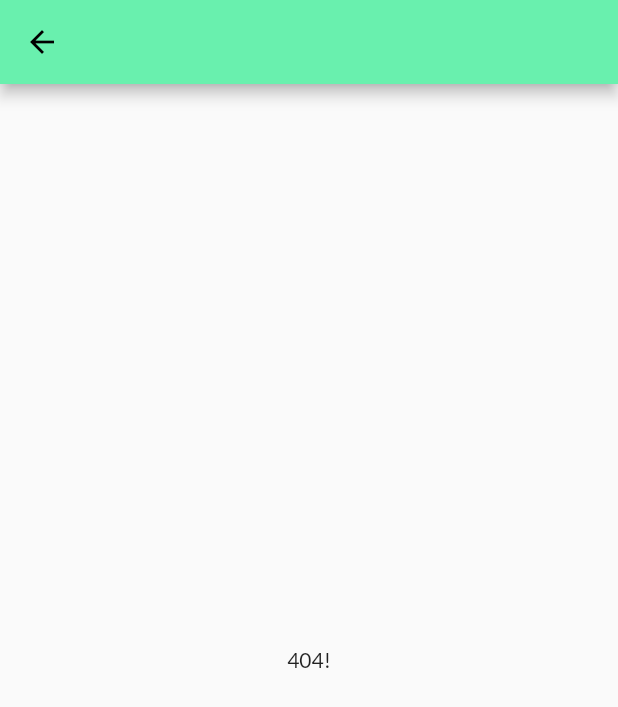
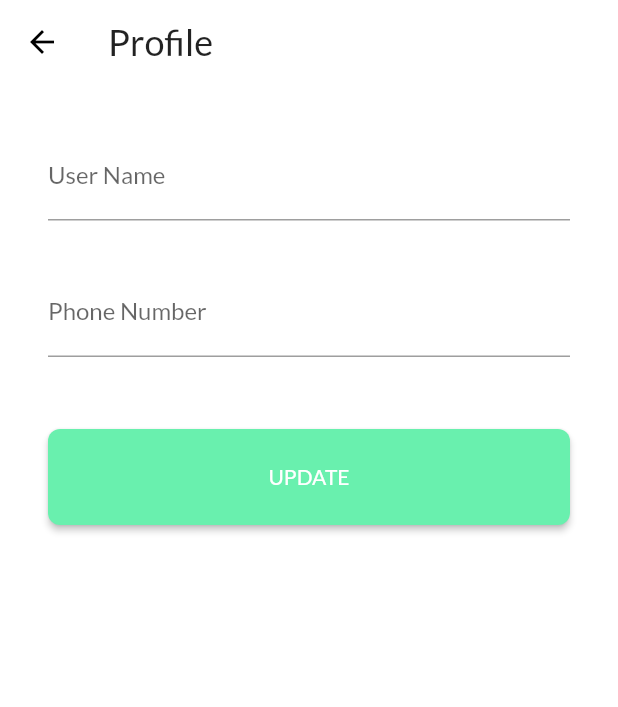
Before and after one commit to kayzkenny/cabify, a Flutter app: the screen it shows once a user with an empty profile is signed in, after a tap on the "menu" icon, after a tap on "Kenny", on a phone screen of 412 x 824 dp. Shown: the top 707 px of the screen. Run offline on Flutter 3.47's test engine with Material 2 defaults, Android fonts, the phone set to English and light mode, and no system bars; our stand-ins replace cloud_firestore, connectivity, firebase_auth, firebase_core, flutter_riverpod, geolocator and 2 more; missing offline and left inert: flutter_polyline_points; accounts and stored records are empty.

Commit message:
feat: update profile

```diff
--- a/lib/main.dart
+++ b/lib/main.dart
@@ -6,6 +6,7 @@ import 'package:cabify/pages/unknown_page.dart';
 import 'package:google_fonts/google_fonts.dart';
 import 'package:cabify/providers/app_provider.dart';
 import 'package:cabify/pages/search/search_page.dart';
+import 'package:cabify/pages/profile/profile_page.dart';
 import 'package:flutter_riverpod/flutter_riverpod.dart';
 import 'package:cabify/pages/authenticate/login_page.dart';
 import 'package:cabify/pages/authenticate/signup_page.dart';
@@ -53,6 +54,10 @@ class App extends ConsumerWidget {
             return MaterialPageRoute(builder: (context) => RequestCabPage());
           }
 
+          if (settings.name == '/profile') {
+            return MaterialPageRoute(builder: (context) => ProfilePage());
+          }
+
           return MaterialPageRoute(builder: (context) => UnknownPage());
         },
       ),
--- a/lib/models/user_data_model.dart
+++ b/lib/models/user_data_model.dart
@@ -3,18 +3,21 @@ class UserData {
   final String email;
   final String username;
   final String avatarURL;
+  final String phoneNumber;
 
   UserData({
     this.uid,
     this.email,
     this.username,
     this.avatarURL,
+    this.phoneNumber,
   });
 
   /// Convert userData to map such as a firestore document
   Map<String, dynamic> toMap() {
     return {
       'username': username,
+      'phoneNumber': phoneNumber,
     };
   }
 
@@ -30,12 +33,14 @@ class UserData {
     final String email = data['email'];
     final String username = data['username'];
     final String avatarURL = data['avatarURL'];
+    final String phoneNumber = data['phoneNumber'];
 
     return UserData(
       email: email,
       uid: documentId,
       username: username ?? null,
       avatarURL: avatarURL ?? null,
+      phoneNumber: phoneNumber ?? null,
     );
   }
 }
--- a/lib/pages/home/home_drawer.dart
+++ b/lib/pages/home/home_drawer.dart
@@ -22,11 +22,6 @@ class HomeDrawer extends StatelessWidget {
                 decoration: BoxDecoration(color: Colors.white),
                 child: Row(
                   children: [
-                    // Image.asset(
-                    //   'images/user_icon.png',
-                    //   height: 60,
-                    //   width: 60,
-                    // ),
                     Icon(
                       Icons.person_rounded,
                       size: 60.0,
@@ -41,10 +36,7 @@ class HomeDrawer extends StatelessWidget {
                         children: [
                           Text(
                             'Kenny',
-                            style: TextStyle(
-                              fontSize: 20,
-                              fontFamily: 'Brand-Bold',
-                            ),
+                            style: TextStyle(fontSize: 20),
                             overflow: TextOverflow.clip,
                           ),
                           SizedBox(height: 4),
--- a/lib/pages/home/home_page.dart
+++ b/lib/pages/home/home_page.dart
@@ -1,5 +1,7 @@
 import 'dart:async';
 
+import 'package:cabify/providers/appstate_provider.dart';
+import 'package:cabify/providers/database_provider.dart';
 import 'package:flutter/material.dart';
 import 'package:geolocator/geolocator.dart';
 import 'package:cabify/shared/constants.dart';
@@ -47,6 +49,17 @@ class _HomePageState extends State<HomePage> {
     }
   }
 
+  Future<void> setCurrentUserData() async {
+    final currentUserdata = await context.read(databaseProvider).userDataFuture;
+    context.read(appStateProvider).updateCurrentUserData(currentUserdata);
+  }
+
+  @override
+  void initState() {
+    super.initState();
+    setCurrentUserData();
+  }
+
   @override
   Widget build(BuildContext context) {
     return Scaffold(
--- /dev/null
+++ b/lib/pages/profile/profile_page.dart
@@ -0,0 +1,125 @@
+import 'package:cabify/models/user_data_model.dart';
+import 'package:flutter/material.dart';
+import 'package:flutter_riverpod/flutter_riverpod.dart';
+import 'package:cabify/providers/database_provider.dart';
+
+class ProfilePage extends ConsumerWidget {
+  @override
+  Widget build(BuildContext context, ScopedReader watch) {
+    final userDataStream = watch(userDataProvider);
+
+    return userDataStream.when(
+      data: (userData) => ProfileForm(userData: userData),
+      loading: () => const Center(child: CircularProgressIndicator()),
+      error: (error, stack) => Scaffold(
+        body: Center(
+          child: Text('Something went wrong'),
+        ),
+      ),
+    );
+  }
+}
+
+class ProfileForm extends StatefulWidget {
+  ProfileForm({this.userData, Key key}) : super(key: key);
+
+  final UserData userData;
+
+  @override
+  _ProfileFormState createState() => _ProfileFormState();
+}
+
+class _ProfileFormState extends State<ProfileForm> {
+  final _formKey = GlobalKey<FormState>();
+  final snackBar = SnackBar(
+    content: Text('Profile Updated'),
+    backgroundColor: Colors.brown[700],
+  );
+  final _scaffoldKey = new GlobalKey<ScaffoldState>();
+
+  bool loading = false;
+  String username = "";
+  String phoneNumber = "";
+
+  Future<void> updateUserData(UserData userData) async {
+    await context.read(databaseProvider).updateUserData(userData: userData);
+  }
+
+  @override
+  Widget build(BuildContext context) {
+    return Scaffold(
+      key: _scaffoldKey,
+      appBar: AppBar(
+        title: Text(
+          'Profile',
+          style: Theme.of(context).textTheme.headline5,
+        ),
+        backgroundColor: Colors.white,
+        elevation: 0.0,
+      ),
+      backgroundColor: Colors.white,
+      body: SafeArea(
+        child: SingleChildScrollView(
+          padding: const EdgeInsets.all(32.0),
+          child: Form(
+            key: _formKey,
+            child: Column(
+              crossAxisAlignment: CrossAxisAlignment.stretch,
+              children: [
+                TextFormField(
+                  decoration: InputDecoration(
+                    labelText: 'User Name',
+                    hintText: 'User Name',
+                  ),
+                  keyboardType: TextInputType.name,
+                  validator: (value) => value.isEmpty ? 'User Name' : null,
+                  onChanged: (value) => setState(() => username = value),
+                  initialValue: widget.userData?.username ?? "",
+                ),
+                SizedBox(height: 32.0),
+                TextFormField(
+                  decoration: InputDecoration(
+                    labelText: 'Phone Number',
+                    hintText: 'Phone Number',
+                  ),
+                  keyboardType: TextInputType.name,
+                  validator: (value) => value.isEmpty ? 'Phone Number' : null,
+                  onChanged: (value) => setState(() => phoneNumber = value),
+                  initialValue: widget.userData?.phoneNumber ?? "",
+                ),
+                SizedBox(height: 48.0),
+                SizedBox(
+                  height: 64.0,
+                  child: RaisedButton(
+                    shape: RoundedRectangleBorder(
+                      borderRadius: BorderRadius.circular(8.0),
+                    ),
+                    onPressed: () {
+                      if (_formKey.currentState.validate()) {
+                        UserData _formUserData = UserData(
+                          username: username,
+                          phoneNumber: phoneNumber,
+                        );
+                        updateUserData(_formUserData);
+                        // _scaffoldKey.currentState.showSnackBar(snackBar);
+                        print('-----------------------');
+                        print(username);
+                      }
+                    },
+                    child: Text(
+                      "UPDATE",
+                      style: TextStyle(color: Colors.white),
+                    ),
+                    elevation: 2.0,
+                    color: Colors.greenAccent,
+                    textColor: Colors.white,
+                  ),
+                ),
+              ],
+            ),
+          ),
+        ),
+      ),
+    );
+  }
+}
--- a/lib/providers/appstate_provider.dart
+++ b/lib/providers/appstate_provider.dart
@@ -1,3 +1,4 @@
+import 'package:cabify/models/user_data_model.dart';
 import 'package:flutter/foundation.dart';
 import 'package:cabify/models/address_model.dart';
 import 'package:flutter_riverpod/flutter_riverpod.dart';
@@ -8,6 +9,7 @@ final appStateProvider = Provider(
 
 class AppState extends ChangeNotifier {
   Address pickupAddress;
+  UserData currentUserData;
   Address destinationAddress;
 
   void updatePickupAddress(Address pickup) {
@@ -19,4 +21,9 @@ class AppState extends ChangeNotifier {
     destinationAddress = destination;
     notifyListeners();
   }
+
+  void updateCurrentUserData(UserData userData) {
+    currentUserData = userData;
+    notifyListeners();
+  }
 }
--- /dev/null
+++ b/lib/providers/database_provider.dart
@@ -0,0 +1,13 @@
+import 'package:cabify/models/user_data_model.dart';
+import 'package:cabify/providers/auth_provider.dart';
+import 'package:flutter_riverpod/flutter_riverpod.dart';
+import 'package:cabify/services/firestore_database_service.dart';
+
+final databaseProvider = Provider<FirestoreDatabase>(
+  (ref) =>
+      FirestoreDatabase(uid: ref.watch(authServiceProvider).currentUser().uid),
+);
+
+final userDataProvider = StreamProvider.autoDispose<UserData>(
+  (ref) => ref.read(databaseProvider).userDataStream,
+);
--- /dev/null
+++ b/lib/shared/firestore_path.dart
@@ -0,0 +1,4 @@
+class FirestorePath {
+  static String users() => 'users';
+  static String userData(String uid) => 'users/$uid';
+}
```
Also changed, not shown: lib/services/firestore_database_service.dart (added, +49 -0 lines), lib/services/firestore_service.dart (added, +193 -0 lines).
